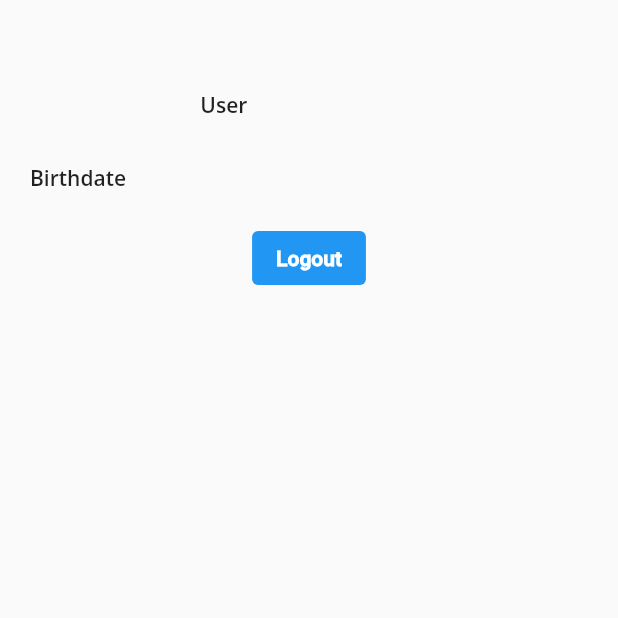
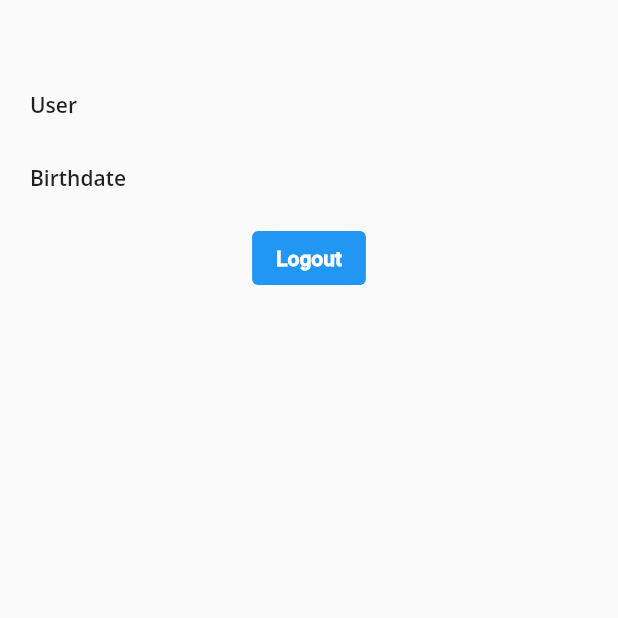
Before and after one commit to albertoazinar/book-gallery, a Flutter app: the Profile screen opened directly, on a phone screen of 412 x 824 dp, the top half of it. Run offline on Flutter 3.47's test engine with Material 2 defaults, Android fonts, the phone set to English and light mode, and no system bars; our stand-ins replace cloud_firestore, firebase_auth, firebase_core, flutter_svg, google_sign_in; missing offline and left inert: loading_gifs; accounts and stored records are empty.

```diff
--- a/lib/models/Book.dart
+++ b/lib/models/Book.dart
@@ -31,6 +31,7 @@ class Book{
   String categories;
   String? averageRating;
   String? thumbnail;
+  bool? isFavourite;
 
   Book({
     required this.id,
@@ -39,7 +40,8 @@ class Book{
     required this.description,
     required this.categories,
     this.averageRating,
-    this.thumbnail
+    this.thumbnail,
+    this.isFavourite
   });
 
   Map <String, dynamic> toJson() => {
@@ -82,7 +84,8 @@ class Books with ChangeNotifier{
           description: favourite['description'],
           categories: favourite['category'],
           averageRating: favourite['averageRating'],
-          thumbnail: favourite['thumbnail']
+          thumbnail: favourite['thumbnail'],
+          isFavourite : favourite['isFavourite']
       ));
       notifyListeners();
     });
--- a/lib/screens/Profile.dart
+++ b/lib/screens/Profile.dart
@@ -26,7 +26,7 @@ class _ProfileState extends State<Profile> {
                 Padding(
                   padding: const EdgeInsets.symmetric(horizontal: 20),
                   child: Row(
-                    mainAxisAlignment: MainAxisAlignment.spaceEvenly,
+                    mainAxisAlignment: MainAxisAlignment.spaceBetween,
                     children: [
                       Text("User"),
                       Text(
--- a/lib/screens/favourite.dart
+++ b/lib/screens/favourite.dart
@@ -1,6 +1,7 @@
 import 'package:book_gallery/models/Book.dart';
 import 'package:book_gallery/models/user.dart';
 import 'package:book_gallery/screens/book_details.dart';
+import 'package:book_gallery/services/firestore_services.dart';
 import 'package:flutter/material.dart';
 import 'package:loading_gifs/loading_gifs.dart';
 import 'package:provider/provider.dart';
--- a/lib/services/firestore_services.dart
+++ b/lib/services/firestore_services.dart
@@ -25,7 +25,7 @@ class Firestore_Service {
 
   static Future<void> addBook(
       user_id,String title, String averageRating,String authores,
-      String categories,String description, String thumbnail,String id) async{
+      String categories,String description, String thumbnail,String id,bool isFavourite) async{
 
       final bookData = {
         "id" : id,
@@ -35,6 +35,7 @@ class Firestore_Service {
         "category" : categories,
         "description" : description,
         "thumbnail" : thumbnail,
+        "isFavourite" : isFavourite
       };
 
       FirebaseFirestore.instance.collection('users')
@@ -55,7 +56,7 @@ class Firestore_Service {
   }
 
   static Future<void> removeBookFromFavourite(uid,book) async{
-       await FirebaseFirestore.instance.collection("chats").doc("users")
+      return await FirebaseFirestore.instance.collection("users").doc(uid)
            .collection("favouriteBooks").doc(book.id)
            .delete();
   }
```
Also changed, not shown: lib/screens/book_details.dart (+15 -5 lines).
